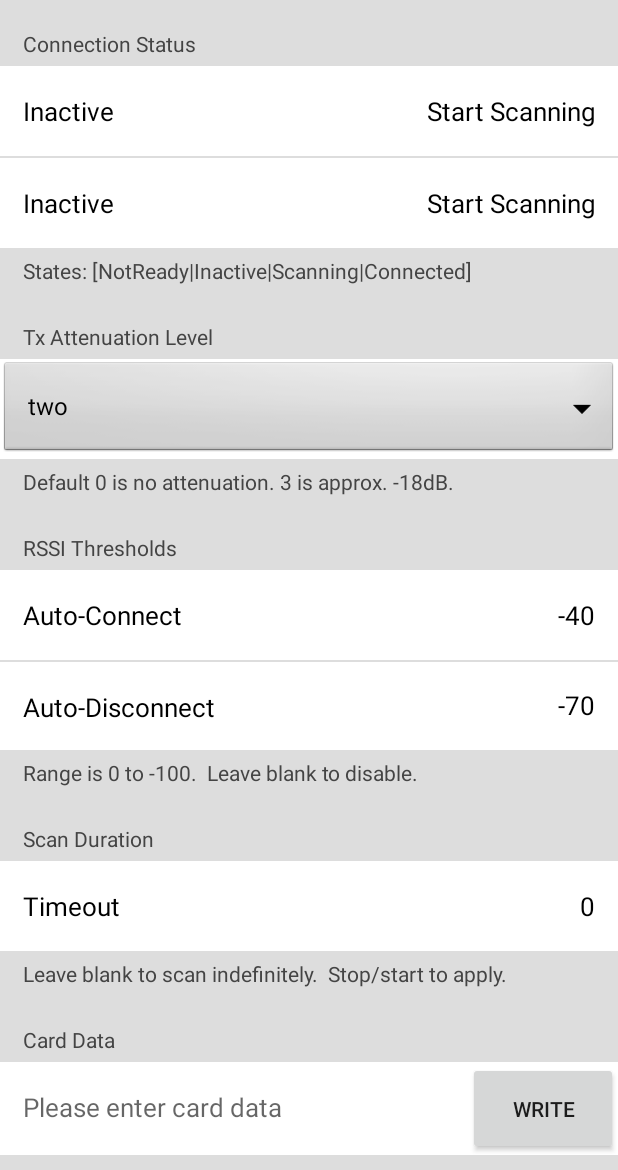
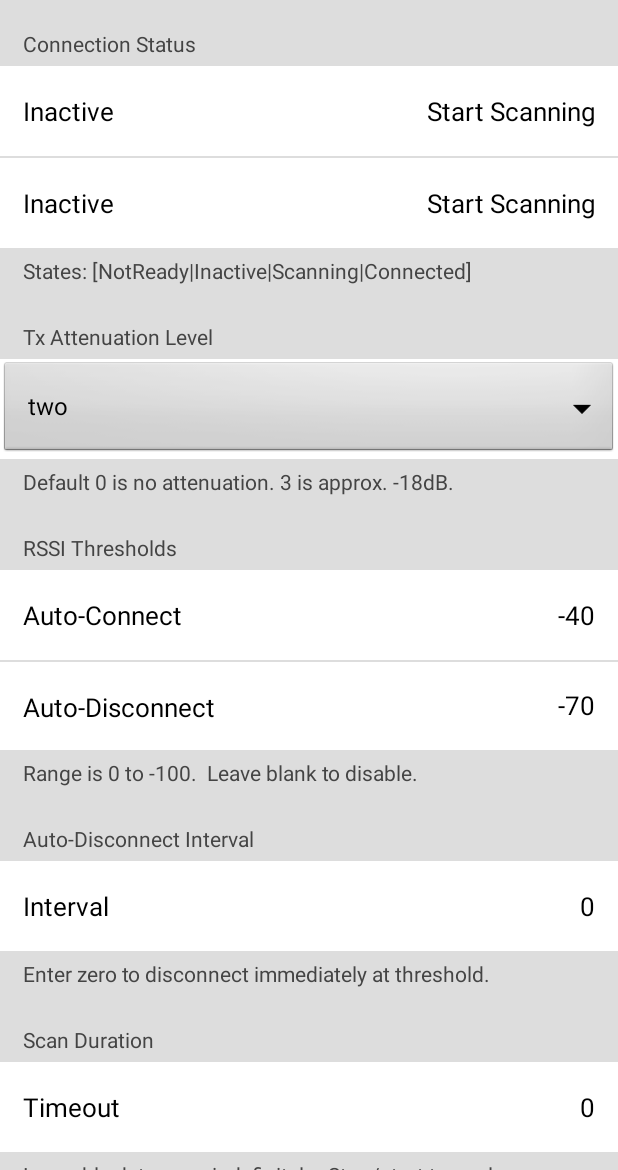
Before and after one commit to MobileTechnologySolutionsLLC/MTS-Mobile-Library-External, an Android app: the screen it shows after launch (ExampleActivity), on a phone screen of 412 x 824 dp, the part 66-1236 px from its top. Run offline under Robolectric (Android 15) with nearby library versions, the phone set to English and light mode, and no system bars; our stand-ins replace EventBus; libraries missing offline, so code that uses them is left out: com.karlotoy.perfectune; 2 statements that could not run were skipped.

Commit message:
Add Android auto-disconnect interval selection

```diff
--- a/android/example/app/src/main/java/com/mts/MTSExample/ExampleActivity.java
+++ b/android/example/app/src/main/java/com/mts/MTSExample/ExampleActivity.java
@@ -41,7 +41,6 @@ import com.mts.mts.MTSBluetoothConnectionEvent;
 import com.mts.mts.MTSBluetoothDiscoveryStateEvent;
 import com.mts.mts.MTSService;
 
-import java.io.IOException;
 import java.text.SimpleDateFormat;
 import java.util.Arrays;
 import java.util.Date;
@@ -71,6 +70,7 @@ public class ExampleActivity extends AppCompatActivity implements ActivityCompat
     private Spinner txAttnSpinner;
     private EditText autoConnectThresholdEditText;
     private EditText autoDisconnectThresholdEditText;
+    private EditText autoDisconnectTimeoutEditText;
     private EditText scanDurationTimeoutEditText;
     private EditText cardDataEditText;
     private Button cardDataButton;
@@ -228,6 +228,9 @@ public class ExampleActivity extends AppCompatActivity implements ActivityCompat
         String scanDurationTimeoutString = String.format("%d", mtsService.scanTimeoutInterval());
         scanDurationTimeoutEditText.setText(scanDurationTimeoutString);
 
+        String autoDisconnectIntervalString = String.format("%d", mtsService.autoDisconnectInterval());
+        autoDisconnectTimeoutEditText.setText(autoDisconnectIntervalString);
+
         String versionString = "MTS Example " + BuildConfig.VERSION_NAME + " (" + BuildConfig.VERSION_CODE + ")";
         versionHeaderTextView.setText(versionString);
     }
@@ -319,6 +322,9 @@ public class ExampleActivity extends AppCompatActivity implements ActivityCompat
         scanDurationTimeoutEditText = (EditText) findViewById(R.id.scan_duration_timeout_edit_text);
         scanDurationTimeoutEditText.addTextChangedListener(scanDurationTimeoutTextWatcher);
 
+        autoDisconnectTimeoutEditText = (EditText) findViewById(R.id.auto_disconnect_timeout_edit_text);
+        autoDisconnectTimeoutEditText.addTextChangedListener(autoDisconnectIntervalTextWatcher);
+
         cardDataEditText = (EditText) findViewById(R.id.player_id_edit_text);
         cardDataEditText.addTextChangedListener(cardDataEditTextWatcher);
         cardDataEditText.setOnFocusChangeListener(new View.OnFocusChangeListener()
@@ -395,6 +401,21 @@ public class ExampleActivity extends AppCompatActivity implements ActivityCompat
         public void afterTextChanged(Editable s) {
             int rssi = tryParsingAsInt(s.toString());
             mtsService.setAutoDisconnectRSSIThreshold(rssi);
+        }
+    };
+
+    private TextWatcher autoDisconnectIntervalTextWatcher = new TextWatcher(){
+        @Override
+        public void onTextChanged(CharSequence s, int start, int before, int count) {}
+
+        @Override
+        public void beforeTextChanged(CharSequence s, int start, int count, int after) {}
+
+        @Override
+        public void afterTextChanged(Editable s) {
+            Log.v("","autoDisconnectIntervalTextWatcher s: " + s);
+            int interval = tryParsingAsInt(s.toString());
+            mtsService.setAutoDisconnectInterval(interval);
         }
     };
 
@@ -561,8 +582,7 @@ public class ExampleActivity extends AppCompatActivity implements ActivityCompat
             } else {
                 Log.v("","initialized mtsService...");
             }
-
-            mtsService.setAutoDisconnectInterval(3);
+            populateFormValues();
             updateInterface();
         }
 
--- a/android/example/app/src/main/res/layout/example.xml
+++ b/android/example/app/src/main/res/layout/example.xml
@@ -282,11 +282,76 @@
             android:textColor="#444"
             />
 
+            <!--Auto-Disconnect Interval-->
+
+            <TextView android:id="@+id/auto_disconnect_header"
+                android:layout_below="@+id/rssi_threshold_footer"
+                android:layout_centerHorizontal="true"
+                android:layout_height="44dp"
+                android:layout_width="match_parent"
+                android:text="Auto-Disconnect Interval"
+                android:textSize="14dp"
+                android:gravity="bottom|left"
+                android:paddingLeft="15dp"
+                android:paddingBottom="5dp"
+                android:layout_alignParentLeft="true"
+                android:background="#DDD"
+                android:textColor="#444"
+                />
+
+            <TextView android:id="@+id/auto_disconnect_label_text_view"
+                android:layout_below="@+id/auto_disconnect_header"
+                android:layout_alignParentLeft="true"
+                android:layout_alignParentRight="true"
+                android:layout_width="match_parent"
+                android:layout_height="60dp"
+                android:layout_centerHorizontal="true"
+                android:background="@android:color/transparent"
+                android:textColor="#000"
+                android:text="Interval"
+                android:textSize="17dp"
+                android:gravity="left|center"
+                android:paddingLeft="15dp"
+                android:visibility="visible"
+                />
+
+            <EditText android:id="@+id/auto_disconnect_timeout_edit_text"
+                android:layout_below="@+id/auto_disconnect_header"
+                android:layout_width="match_parent"
+                android:layout_height="60dp"
+                android:gravity="center|right"
+                android:layout_centerVertical="true"
+                android:layout_centerHorizontal="true"
+                android:background="@android:color/transparent"
+                android:paddingRight="15dp"
+                android:textColor="#000"
+                android:text="0"
+                android:textSize="17dp"
+                android:hint="- - -"
+                android:visibility="visible"
+                android:inputType="numberSigned"
+                android:maxLength="4"
+                />
+
+            <TextView android:id="@+id/auto_disconnect_footer"
+                android:layout_below="@+id/auto_disconnect_timeout_edit_text"
+                android:layout_centerHorizontal="true"
+                android:layout_height="30dp"
+                android:layout_width="match_parent"
+                android:text="Enter zero to disconnect immediately at threshold."
+                android:textSize="14dp"
+                android:gravity="top|left"
+                android:paddingLeft="15dp"
+                android:paddingTop="5dp"
+                android:layout_alignParentLeft="true"
+                android:background="#DDD"
+                android:textColor="#444"
+                />
 
         <!--Scan Duration-->
 
         <TextView android:id="@+id/scan_duration_header"
-            android:layout_below="@+id/rssi_threshold_footer"
+            android:layout_below="@+id/auto_disconnect_footer"
             android:layout_centerHorizontal="true"
             android:layout_height="44dp"
             android:layout_width="match_parent"
```
